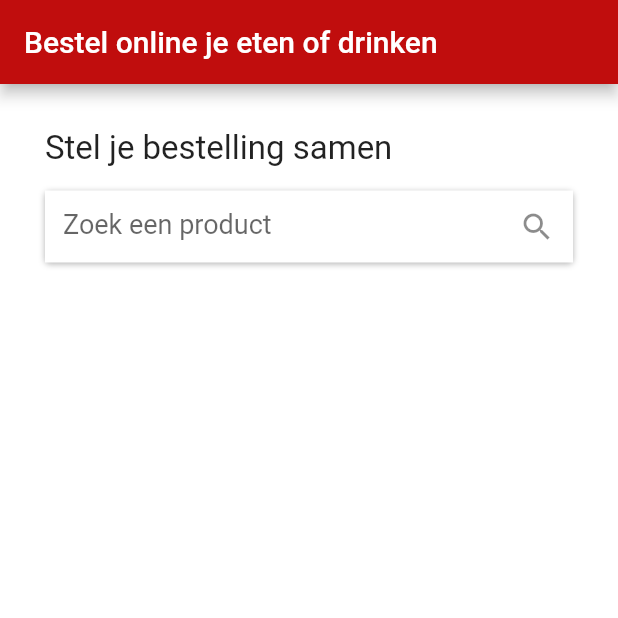
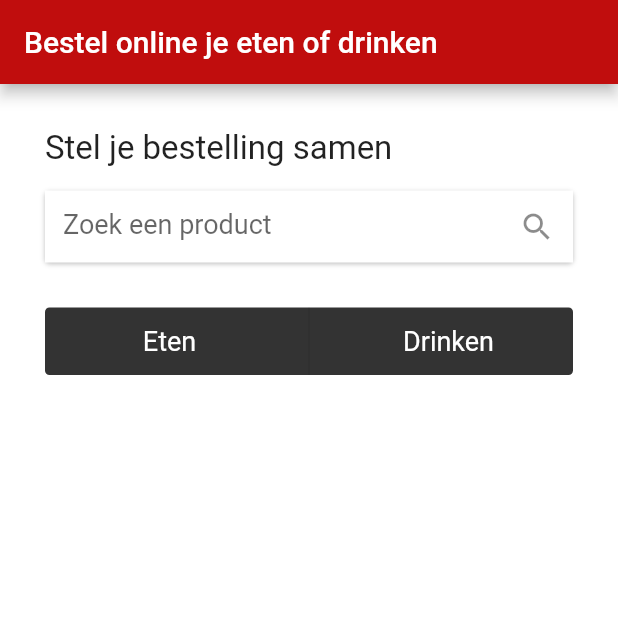
Before and after one commit to Semester6-PSV/catering-flutter-frontend, a Flutter app: the screen it shows after launch, on a phone screen of 412 x 824 dp, the top half of it. Run offline on Flutter 3.47's test engine with Material 2 defaults, Android fonts, the phone set to English and light mode, and no system bars; Roboto replaces fonts that are missing (Klavika-Light, Klavika-Medium).

Commit message:
Add product filter selector buttons (eten, drinken)

```diff
--- a/lib/components/searchInput.dart
+++ b/lib/components/searchInput.dart
@@ -15,8 +15,8 @@ class SearchInput extends StatefulWidget {
   SearchInputState createState() => SearchInputState();
 }
 
-class SearchInputState extends State<SearchInput>{
-@override
+class SearchInputState extends State<SearchInput> {
+  @override
   Widget build(BuildContext context) {
     return Container(
         child: TextField(
@@ -37,12 +37,13 @@ class SearchInputState extends State<SearchInput>{
           ),
           onChanged: widget.onChange,
         ),
-        decoration:
-            BoxDecoration(borderRadius: BorderRadius.circular(3), boxShadow: [
-          BoxShadow(
-              offset: const Offset(0, 1),
-              color: COLOR_BLACK.withOpacity(0.3),
-              blurRadius: 3)
-        ]));
+        decoration: BoxDecoration(
+            borderRadius: const BorderRadius.all(Radius.circular(3)),
+            boxShadow: [
+              BoxShadow(
+                  offset: const Offset(0, 1),
+                  color: COLOR_BLACK.withOpacity(0.25),
+                  blurRadius: 2)
+            ]));
   }
 }
--- a/lib/main.dart
+++ b/lib/main.dart
@@ -16,6 +16,7 @@ class CateringApp extends StatelessWidget {
       debugShowCheckedModeBanner: false,
       theme: ThemeData(
           primaryColor: COLOR_RED,
+          splashColor: COLOR_GREY_LIGHT,
           colorScheme:
               ColorScheme.fromSwatch().copyWith(secondary: COLOR_GREY)),
       home: const OrderPage(),
--- a/lib/pages/orderPage/index.dart
+++ b/lib/pages/orderPage/index.dart
@@ -1,16 +1,69 @@
 import 'package:flutter/material.dart';
 import 'package:catering_flutter_frontend/config/index.dart';
 import 'package:catering_flutter_frontend/components/searchInput.dart';
-class OrderPage extends StatelessWidget {
+
+class OrderPage extends StatefulWidget {
   const OrderPage({Key? key}) : super(key: key);
 
-  void SearchProductsByKeyword(String keyword) {
+  @override
+  OrderPageState createState() => OrderPageState();
+}
+
+class OrderPageState extends State<OrderPage> {
+  final double gridPadding = 20.0;
+  int activeProductSelector = 0;
+
+  void searchProductsByKeyword(String keyword) {
     return;
+  }
+
+  void switchProductsTypeSelector() {
+    setState(() {
+      activeProductSelector = activeProductSelector == 0 ? 1 : 0;
+
+      //TODO - Also update product list according to selected product type ("eten" or "drinken")
+    });
+  }
+
+  Widget productSelector(String title, int index) {
+    String fontFamily = 'Klavika-Light';
+
+    if (index == activeProductSelector) {
+      fontFamily = 'Klavika-Medium';
+    }
+
+    // return TextButton(
+    //   child: Text(
+    //     title,
+    //     style:
+    //         TextStyle(fontFamily: fontFamily, fontSize: 18, color: COLOR_WHITE,),
+    //   ),
+    //   onPressed: () {
+    //     if (index != activeProductSelector) {
+    //       switchProductsTypeSelector();
+    //     }
+    //   },
+    //);
+
+    return InkWell(
+        child: Center(
+            child: Text(
+          title,
+          style: TextStyle(
+            fontFamily: fontFamily,
+            fontSize: 18,
+            color: COLOR_WHITE,
+          ),
+        )),
+        onTap: () {
+          if (index != activeProductSelector) {
+            switchProductsTypeSelector();
+          }
+        });
   }
 
   @override
   Widget build(BuildContext context) {
-    final Size size = MediaQuery.of(context).size;
     return SafeArea(
         child: Scaffold(
             appBar: AppBar(
@@ -18,8 +71,7 @@ class OrderPage extends StatelessWidget {
                 title: const Text('Bestel online je eten of drinken',
                     style: TextStyle(fontFamily: 'Klavika-Medium'))),
             body: Container(
-                width: size.width,
-                height: size.height,
+                width: double.infinity,
                 padding: const EdgeInsets.fromLTRB(30, 30, 30, 0),
                 color: COLOR_WHITE,
                 child: Column(
@@ -35,9 +87,24 @@ class OrderPage extends StatelessWidget {
                       const SizedBox(height: 15),
                       SearchInput(
                         placeholder: 'Zoek een product',
-                      onChange: SearchProductsByKeyword,
-                    )
-                  ],
-                ))));
+                        onChange: searchProductsByKeyword,
+                      ),
+                      const SizedBox(height: 30),
+                      AnimatedContainer(
+                          height: 45,
+                          duration: const Duration(milliseconds: 400),
+                          decoration: const BoxDecoration(
+                              color: COLOR_GREY,
+                              borderRadius:
+                                  BorderRadius.all(Radius.circular(3))),
+                          child: Row(children: [
+                            Expanded(child: productSelector('Eten', 0)),
+                            VerticalDivider(
+                              width: gridPadding,
+                            ),
+                            Expanded(child: productSelector('Drinken', 1)),
+                          ], mainAxisAlignment: MainAxisAlignment.center)),
+                      const SizedBox(height: 20),
+                    ]))));
   }
 }
```
Lines whose indentation alone changed are shown as unchanged.
